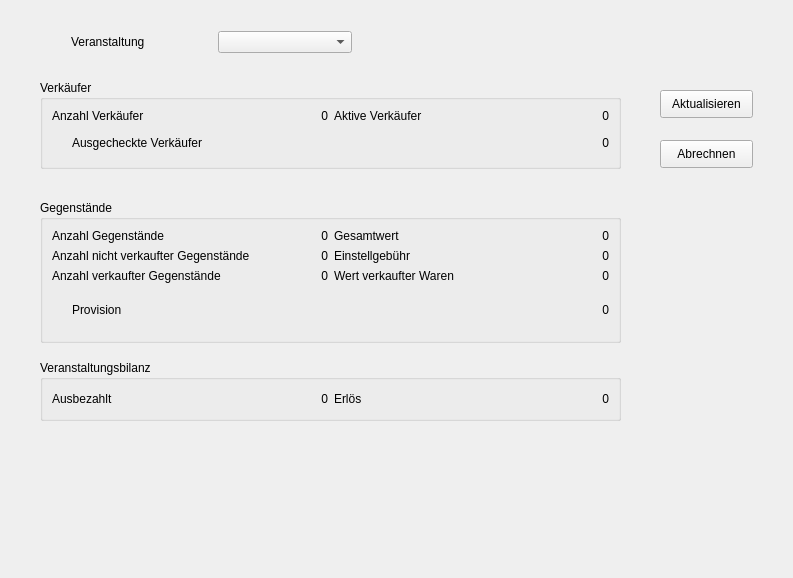
Old version of the form iBasar/eventstatuswidget.ui in the repository hoihrig/iBasar.
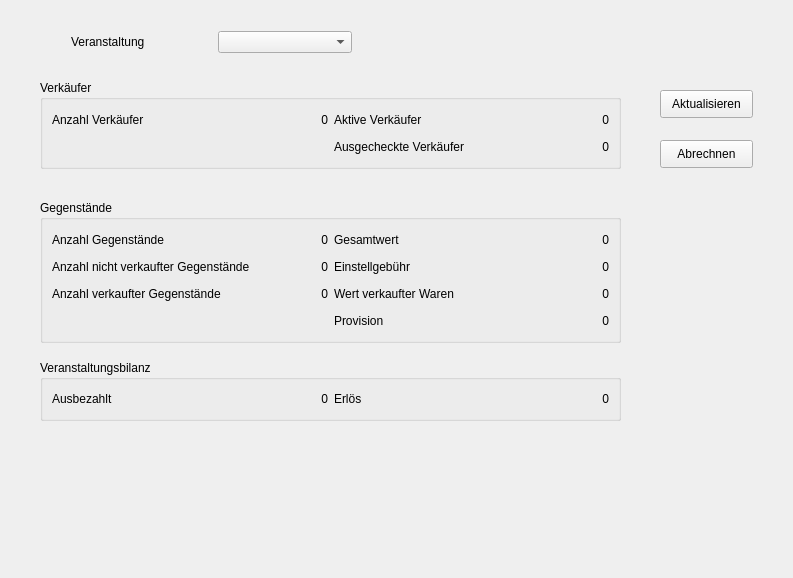
New version of the form.

Commit message: Fixed layout problem with EventStatusWidget

```diff
--- a/iBasar/eventstatuswidget.ui
+++ b/iBasar/eventstatuswidget.ui
@@ -202,19 +202,24 @@
        </layout>
       </item>
       <item>
+       <layout class="QHBoxLayout" name="horizontalLayout_22">
+        <item>
        <layout class="QHBoxLayout" name="horizontalLayout_17">
         <item>
-         <spacer name="verticalSpacer_2">
-          <property name="orientation">
-           <enum>Qt::Vertical</enum>
-          </property>
-          <property name="sizeHint" stdset="0">
-           <size>
-            <width>20</width>
-            <height>18</height>
-           </size>
-          </property>
-         </spacer>
+           <widget class="QLabel" name="placeholder3">
+            <property name="text">
+             <string/>
+            </property>
+           </widget>
+          </item>
+          <item>
+           <widget class="QLabel" name="placeholder4">
+            <property name="text">
+             <string/>
+            </property>
+           </widget>
+          </item>
+         </layout>
         </item>
         <item>
          <layout class="QHBoxLayout" name="horizontalLayout_12">
@@ -305,19 +310,24 @@
        </layout>
       </item>
       <item>
+       <layout class="QHBoxLayout" name="horizontalLayout_21">
+        <item>
        <layout class="QHBoxLayout" name="horizontalLayout_14">
         <item>
-         <spacer name="verticalSpacer">
-          <property name="orientation">
-           <enum>Qt::Vertical</enum>
-          </property>
-          <property name="sizeHint" stdset="0">
-           <size>
-            <width>20</width>
-            <height>13</height>
-           </size>
-          </property>
-         </spacer>
+           <widget class="QLabel" name="placeholder1">
+            <property name="text">
+             <string/>
+            </property>
+           </widget>
+          </item>
+          <item>
+           <widget class="QLabel" name="placeholder2">
+            <property name="text">
+             <string/>
+            </property>
+           </widget>
+          </item>
+         </layout>
         </item>
         <item>
          <layout class="QHBoxLayout" name="horizontalLayout_3">
```
Lines whose indentation alone changed are shown as unchanged.
